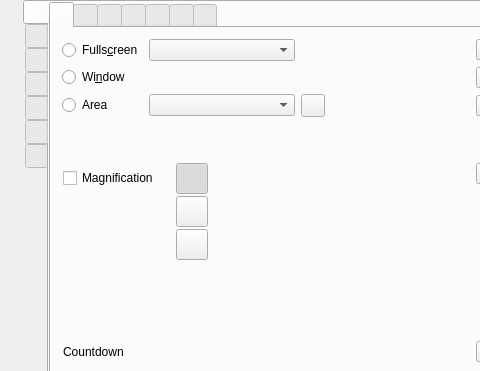
Qt form src/formMainWindow.ui (vkohaupt/vokoscreenNG) before a commit; both pictures show x 87 to 567 and y 0 to 371 of the 790 by 500 pixel window.
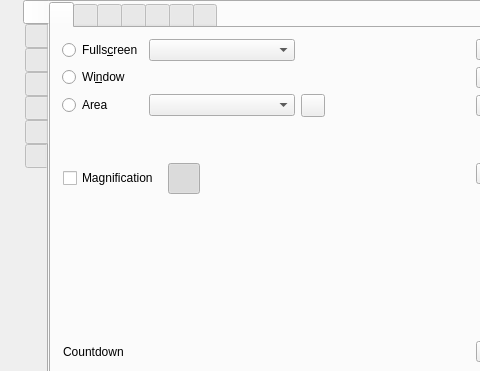
The same form after that commit. The open tabs and pages were chosen to show the change. Icons and pictures are not drawn.

Diff of the .ui file:
```diff
--- a/src/formMainWindow.ui
+++ b/src/formMainWindow.ui
@@ -547,6 +547,9 @@
                    <property name="spacing">
                     <number>2</number>
                    </property>
+                   <property name="leftMargin">
+                    <number>0</number>
+                   </property>
                    <property name="topMargin">
                     <number>0</number>
                    </property>
@@ -555,8 +558,19 @@
                    </property>
                    <item>
                     <layout class="QHBoxLayout" name="horizontalLayout_rectangle">
+                     <property name="leftMargin">
+                      <number>3</number>
+                     </property>
                      <item>
                       <widget class="QToolButton" name="toolButton_magnifier_rectangle">
+                       <property name="styleSheet">
+                        <string notr="true">QToolButton::checked{
+    width: 27;
+    height: 27;
+    border-image: url(:/pictures/css/magnifier/background-pressed.png);
+ }
+</string>
+                       </property>
                        <property name="text">
                         <string notr="true"/>
                        </property>
@@ -581,7 +595,7 @@
                         <bool>true</bool>
                        </property>
                        <property name="autoRaise">
-                        <bool>false</bool>
+                        <bool>true</bool>
                        </property>
                       </widget>
                      </item>
@@ -602,8 +616,19 @@
                    </item>
                    <item>
                     <layout class="QHBoxLayout" name="horizontalLayout_elipse">
+                     <property name="leftMargin">
+                      <number>3</number>
+                     </property>
                      <item>
                       <widget class="QToolButton" name="toolButton_magnifier_elipse">
+                       <property name="styleSheet">
+                        <string notr="true">QToolButton::checked{
+    width: 27;
+    height: 27;
+    border-image: url(:/pictures/css/magnifier/background-pressed.png);
+ }
+</string>
+                       </property>
                        <property name="text">
                         <string notr="true"/>
                        </property>
@@ -625,7 +650,7 @@
                         <bool>true</bool>
                        </property>
                        <property name="autoRaise">
-                        <bool>false</bool>
+                        <bool>true</bool>
                        </property>
                       </widget>
                      </item>
@@ -646,8 +671,19 @@
                    </item>
                    <item>
                     <layout class="QHBoxLayout" name="horizontalLayout_circle">
+                     <property name="leftMargin">
+                      <number>3</number>
+                     </property>
                      <item>
                       <widget class="QToolButton" name="toolButton_magnifier_circle">
+                       <property name="styleSheet">
+                        <string notr="true">QToolButton::checked{
+    width: 27;
+    height: 27;
+    border-image: url(:/pictures/css/magnifier/background-pressed.png);
+ }
+</string>
+                       </property>
                        <property name="text">
                         <string notr="true"/>
                        </property>
@@ -669,7 +705,7 @@
                         <bool>true</bool>
                        </property>
                        <property name="autoRaise">
-                        <bool>false</bool>
+                        <bool>true</bool>
                        </property>
                       </widget>
                      </item>
```
Left out of the diff: 22 changed lines with no effect on the pictures.
